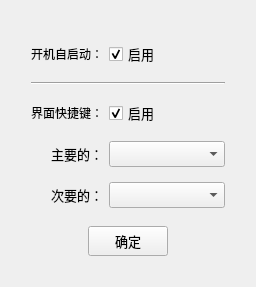
First picture: the form in src/card/main_card/SettingCard/setting/setting_system_form.ui, repository baby7/agile-tiles, before the edit.
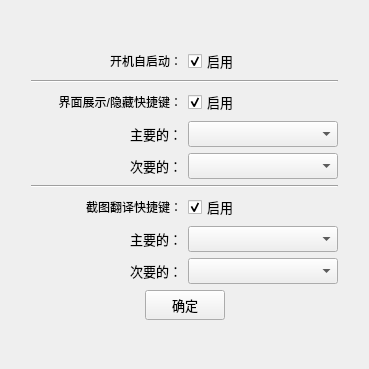
Second picture: the form after the edit.

Patch:
```diff
--- a/src/card/main_card/SettingCard/setting/setting_system_form.ui
+++ b/src/card/main_card/SettingCard/setting/setting_system_form.ui
@@ -6,14 +6,14 @@
    <rect>
     <x>0</x>
     <y>0</y>
-    <width>256</width>
-    <height>287</height>
+    <width>369</width>
+    <height>369</height>
    </rect>
   </property>
   <property name="windowTitle">
    <string>Form</string>
   </property>
-  <layout class="QGridLayout" name="gridLayout">
+  <layout class="QGridLayout" name="gridLayout_4">
    <item row="0" column="0">
     <layout class="QVBoxLayout" name="verticalLayout">
      <property name="leftMargin">
@@ -29,19 +29,29 @@
       <number>20</number>
      </property>
      <item>
-      <layout class="QFormLayout" name="formLayout">
-       <property name="labelAlignment">
-        <set>Qt::AlignRight|Qt::AlignTrailing|Qt::AlignVCenter</set>
-       </property>
-       <property name="verticalSpacing">
-        <number>15</number>
-       </property>
-       <property name="topMargin">
-        <number>10</number>
-       </property>
-       <property name="bottomMargin">
-        <number>10</number>
-       </property>
+      <layout class="QGridLayout" name="gridLayout_2">
+       <item row="0" column="1">
+        <widget class="QCheckBox" name="check_box_self_starting">
+         <property name="minimumSize">
+          <size>
+           <width>0</width>
+           <height>20</height>
+          </size>
+         </property>
+         <property name="font">
+          <font>
+           <family>思源黑体</family>
+           <pointsize>10</pointsize>
+          </font>
+         </property>
+         <property name="text">
+          <string>启用</string>
+         </property>
+         <property name="checked">
+          <bool>true</bool>
+         </property>
+        </widget>
+       </item>
        <item row="0" column="0">
         <widget class="QLabel" name="label_6">
          <property name="styleSheet">
@@ -50,63 +60,23 @@
          <property name="text">
           <string>开机自启动：</string>
          </property>
-        </widget>
-       </item>
-       <item row="0" column="1">
-        <widget class="QCheckBox" name="check_box_self_starting">
-         <property name="minimumSize">
-          <size>
-           <width>0</width>
-           <height>20</height>
-          </size>
+         <property name="alignment">
+          <set>Qt::AlignRight|Qt::AlignTrailing|Qt::AlignVCenter</set>
          </property>
-         <property name="font">
-          <font>
-           <family>思源黑体</family>
-           <pointsize>10</pointsize>
-          </font>
-         </property>
-         <property name="text">
-          <string>启用</string>
-         </property>
-         <property name="checked">
-          <bool>true</bool>
-         </property>
         </widget>
        </item>
-       <item row="2" column="0">
-        <widget class="QLabel" name="label_5">
-         <property name="styleSheet">
-          <string notr="true">background: transparent;</string>
-         </property>
-         <property name="text">
-          <string>界面快捷键：</string>
-         </property>
-        </widget>
-       </item>
-       <item row="2" column="1">
-        <widget class="QCheckBox" name="check_box_keyboard">
-         <property name="minimumSize">
-          <size>
-           <width>0</width>
-           <height>20</height>
-          </size>
-         </property>
-         <property name="font">
-          <font>
-           <family>思源黑体</family>
-           <pointsize>10</pointsize>
-          </font>
-         </property>
-         <property name="text">
-          <string>启用</string>
-         </property>
-         <property name="checked">
-          <bool>true</bool>
-         </property>
-        </widget>
-       </item>
-       <item row="3" column="0">
+      </layout>
+     </item>
+     <item>
+      <widget class="Line" name="line">
+       <property name="orientation">
+        <enum>Qt::Horizontal</enum>
+       </property>
+      </widget>
+     </item>
+     <item>
+      <layout class="QGridLayout" name="gridLayout">
+       <item row="1" column="0">
         <widget class="QLabel" name="label">
          <property name="minimumSize">
           <size>
@@ -126,10 +96,48 @@
          <property name="text">
           <string>主要的：</string>
          </property>
+         <property name="alignment">
+          <set>Qt::AlignRight|Qt::AlignTrailing|Qt::AlignVCenter</set>
+         </property>
         </widget>
        </item>
-       <item row="3" column="1">
-        <widget class="QComboBox" name="combo_box_main_keyboard">
+       <item row="0" column="1">
+        <widget class="QCheckBox" name="check_box_wake_up_keyboard">
+         <property name="minimumSize">
+          <size>
+           <width>0</width>
+           <height>20</height>
+          </size>
+         </property>
+         <property name="font">
+          <font>
+           <family>思源黑体</family>
+           <pointsize>10</pointsize>
+          </font>
+         </property>
+         <property name="text">
+          <string>启用</string>
+         </property>
+         <property name="checked">
+          <bool>true</bool>
+         </property>
+        </widget>
+       </item>
+       <item row="0" column="0">
+        <widget class="QLabel" name="label_5">
+         <property name="styleSheet">
+          <string notr="true">background: transparent;</string>
+         </property>
+         <property name="text">
+          <string>界面展示/隐藏快捷键：</string>
+         </property>
+         <property name="alignment">
+          <set>Qt::AlignRight|Qt::AlignTrailing|Qt::AlignVCenter</set>
+         </property>
+        </widget>
+       </item>
+       <item row="1" column="1">
+        <widget class="QComboBox" name="combo_box_wake_up_main_keyboard">
          <property name="minimumSize">
           <size>
            <width>0</width>
@@ -153,7 +161,7 @@
          </property>
         </widget>
        </item>
-       <item row="4" column="0">
+       <item row="2" column="0">
         <widget class="QLabel" name="label_2">
          <property name="minimumSize">
           <size>
@@ -173,10 +181,13 @@
          <property name="text">
           <string>次要的：</string>
          </property>
+         <property name="alignment">
+          <set>Qt::AlignRight|Qt::AlignTrailing|Qt::AlignVCenter</set>
+         </property>
         </widget>
        </item>
-       <item row="4" column="1">
-        <widget class="QComboBox" name="combo_box_vice_keyboard">
+       <item row="2" column="1">
+        <widget class="QComboBox" name="combo_box_wake_up_vice_keyboard">
          <property name="minimumSize">
           <size>
            <width>0</width>
@@ -200,10 +211,149 @@
          </property>
         </widget>
        </item>
-       <item row="1" column="0" colspan="2">
-        <widget class="Line" name="line">
-         <property name="orientation">
-          <enum>Qt::Horizontal</enum>
+      </layout>
+     </item>
+     <item>
+      <widget class="Line" name="line_2">
+       <property name="orientation">
+        <enum>Qt::Horizontal</enum>
+       </property>
+      </widget>
+     </item>
+     <item>
+      <layout class="QGridLayout" name="gridLayout_3">
+       <item row="1" column="0">
+        <widget class="QLabel" name="label_3">
+         <property name="minimumSize">
+          <size>
+           <width>0</width>
+           <height>20</height>
+          </size>
+         </property>
+         <property name="font">
+          <font>
+           <family>思源黑体</family>
+           <pointsize>10</pointsize>
+          </font>
+         </property>
+         <property name="styleSheet">
+          <string notr="true">background: transparent;</string>
+         </property>
+         <property name="text">
+          <string>主要的：</string>
+         </property>
+         <property name="alignment">
+          <set>Qt::AlignRight|Qt::AlignTrailing|Qt::AlignVCenter</set>
+         </property>
+        </widget>
+       </item>
+       <item row="0" column="1">
+        <widget class="QCheckBox" name="check_box_translate_keyboard">
+         <property name="minimumSize">
+          <size>
+           <width>0</width>
+           <height>20</height>
+          </size>
+         </property>
+         <property name="font">
+          <font>
+           <family>思源黑体</family>
+           <pointsize>10</pointsize>
+          </font>
+         </property>
+         <property name="text">
+          <string>启用</string>
+         </property>
+         <property name="checked">
+          <bool>true</bool>
+         </property>
+        </widget>
+       </item>
+       <item row="0" column="0">
+        <widget class="QLabel" name="label_7">
+         <property name="styleSheet">
+          <string notr="true">background: transparent;</string>
+         </property>
+         <property name="text">
+          <string>截图翻译快捷键：</string>
+         </property>
+         <property name="alignment">
+          <set>Qt::AlignRight|Qt::AlignTrailing|Qt::AlignVCenter</set>
+         </property>
+        </widget>
+       </item>
+       <item row="1" column="1">
+        <widget class="QComboBox" name="combo_box_translate_main_keyboard">
+         <property name="minimumSize">
+          <size>
+           <width>0</width>
+           <height>20</height>
+          </size>
+         </property>
+         <property name="font">
+          <font>
+           <family>思源黑体</family>
+           <pointsize>10</pointsize>
+          </font>
+         </property>
+         <property name="styleSheet">
+          <string notr="true"/>
+         </property>
+         <property name="editable">
+          <bool>false</bool>
+         </property>
+         <property name="duplicatesEnabled">
+          <bool>false</bool>
+         </property>
+        </widget>
+       </item>
+       <item row="2" column="0">
+        <widget class="QLabel" name="label_4">
+         <property name="minimumSize">
+          <size>
+           <width>0</width>
+           <height>20</height>
+          </size>
+         </property>
+         <property name="font">
+          <font>
+           <family>思源黑体</family>
+           <pointsize>10</pointsize>
+          </font>
+         </property>
+         <property name="styleSheet">
+          <string notr="true">background: transparent;</string>
+         </property>
+         <property name="text">
+          <string>次要的：</string>
+         </property>
+         <property name="alignment">
+          <set>Qt::AlignRight|Qt::AlignTrailing|Qt::AlignVCenter</set>
+         </property>
+        </widget>
+       </item>
+       <item row="2" column="1">
+        <widget class="QComboBox" name="combo_box_translate_vice_keyboard">
+         <property name="minimumSize">
+          <size>
+           <width>0</width>
+           <height>20</height>
+          </size>
+         </property>
+         <property name="font">
+          <font>
+           <family>思源黑体</family>
+           <pointsize>10</pointsize>
+          </font>
+         </property>
+         <property name="styleSheet">
+          <string notr="true"/>
+         </property>
+         <property name="editable">
+          <bool>false</bool>
+         </property>
+         <property name="duplicatesEnabled">
+          <bool>false</bool>
          </property>
         </widget>
        </item>
```
